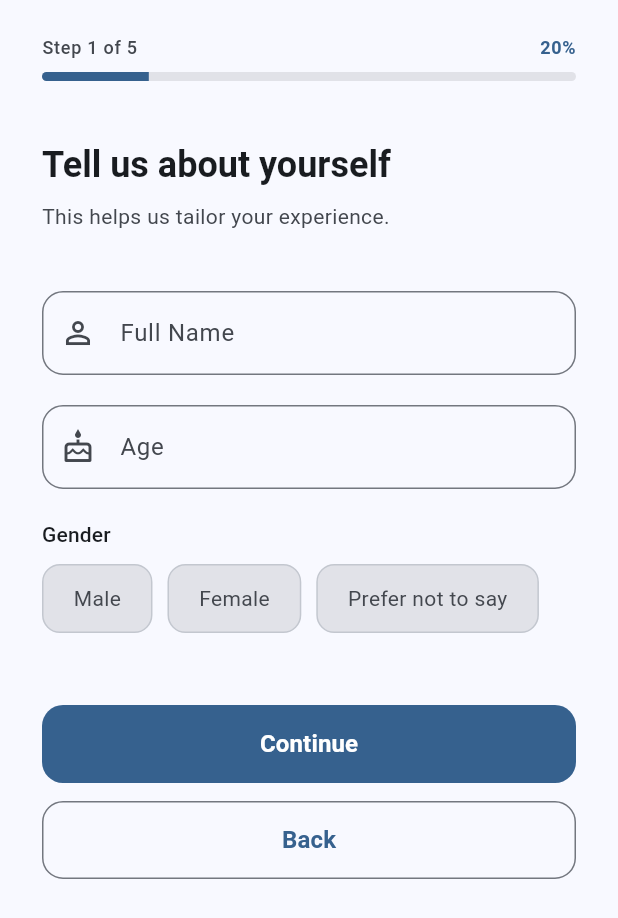
After one commit to SRIGIRI002/FitMotionAI, a Flutter app: the BasicProfileScreen screen opened by its route, after a tap on "Back", after a tap on "Get Started", on a phone screen of 412 x 824 dp. The commit adds this screen. Shown: the top 918 px of the screen. Run offline on Flutter 3.47's test engine with Material 3 defaults, Android fonts, the phone set to English and light mode, and no system bars; our stand-ins replace firebase_auth, firebase_core, go_router; accounts and stored records are empty.

Commit message:
Sprint 3.1: Onboarding foundation and basic profile

```diff
--- a/lib/app/router.dart
+++ b/lib/app/router.dart
@@ -4,8 +4,10 @@ import '../features/auth/presentation/pages/forgot_password_page.dart';
 import '../features/auth/presentation/pages/login_page.dart';
 import '../features/auth/presentation/pages/signup_page.dart';
 import '../features/dashboard/presentation/pages/dashboard_page.dart';
+import '../features/onboarding/presentation/pages/basic_profile_screen.dart';
 import '../features/onboarding/presentation/pages/onboarding_page.dart';
 import '../features/onboarding/presentation/pages/splash_page.dart';
+import '../features/onboarding/presentation/pages/welcome_screen.dart';
 
 final appRouter = GoRouter(
   initialLocation: '/',
@@ -31,6 +33,14 @@ final appRouter = GoRouter(
       builder: (context, state) => const OnboardingPage(),
     ),
     GoRoute(
+      path: '/onboarding/welcome',
+      builder: (context, state) => const WelcomeScreen(),
+    ),
+    GoRoute(
+      path: '/onboarding/profile',
+      builder: (context, state) => const BasicProfileScreen(),
+    ),
+    GoRoute(
       path: '/dashboard',
       builder: (context, state) => const DashboardPage(),
     ),
--- a/lib/features/auth/presentation/pages/login_page.dart
+++ b/lib/features/auth/presentation/pages/login_page.dart
@@ -44,7 +44,7 @@ class _LoginPageState extends State<LoginPage> {
     try {
       await _authController.login(email: email, password: password);
       if (!mounted) return;
-      context.go('/dashboard');
+      context.go('/onboarding/welcome');
     } on FirebaseAuthException catch (e) {
       if (!mounted) return;
       _showSnackBar(AuthController.errorMessageFor(e));
--- /dev/null
+++ b/lib/features/onboarding/presentation/pages/basic_profile_screen.dart
@@ -0,0 +1,331 @@
+import 'package:flutter/material.dart';
+import 'package:flutter/services.dart';
+import 'package:go_router/go_router.dart';
+
+class BasicProfileScreen extends StatefulWidget {
+  const BasicProfileScreen({super.key});
+
+  @override
+  State<BasicProfileScreen> createState() => _BasicProfileScreenState();
+}
+
+class _BasicProfileScreenState extends State<BasicProfileScreen> {
+  final _nameController = TextEditingController();
+  final _ageController = TextEditingController();
+  String? _selectedGender;
+
+  static const _genderOptions = ['Male', 'Female', 'Prefer not to say'];
+
+  @override
+  void dispose() {
+    _nameController.dispose();
+    _ageController.dispose();
+    super.dispose();
+  }
+
+  bool _validate() {
+    final name = _nameController.text.trim();
+    final ageText = _ageController.text.trim();
+
+    if (name.isEmpty) {
+      _showSnackBar('Please enter your full name.');
+      return false;
+    }
+
+    if (ageText.isEmpty) {
+      _showSnackBar('Please enter your age.');
+      return false;
+    }
+
+    final age = int.tryParse(ageText);
+    if (age == null || age < 13 || age > 100) {
+      _showSnackBar('Please enter a valid age between 13 and 100.');
+      return false;
+    }
+
+    if (_selectedGender == null) {
+      _showSnackBar('Please select your gender.');
+      return false;
+    }
+
+    return true;
+  }
+
+  void _handleContinue() {
+    if (!_validate()) return;
+    // Navigate to the next onboarding step or dashboard.
+    // Remaining onboarding steps will be added in future sprints.
+    context.go('/dashboard');
+  }
+
+  void _showSnackBar(String message) {
+    ScaffoldMessenger.of(context).showSnackBar(
+      SnackBar(content: Text(message)),
+    );
+  }
+
+  @override
+  Widget build(BuildContext context) {
+    final colorScheme = Theme.of(context).colorScheme;
+    final textTheme = Theme.of(context).textTheme;
+
+    return Scaffold(
+      body: SafeArea(
+        child: Column(
+          crossAxisAlignment: CrossAxisAlignment.stretch,
+          children: [
+            // ── Progress Bar ─────────────────────────────────────────
+            _ProgressHeader(colorScheme: colorScheme),
+
+            // ── Scrollable content ───────────────────────────────────
+            Expanded(
+              child: SingleChildScrollView(
+                padding: const EdgeInsets.symmetric(
+                  horizontal: 28.0,
+                  vertical: 32.0,
+                ),
+                child: Column(
+                  crossAxisAlignment: CrossAxisAlignment.stretch,
+                  children: [
+                    // ── Title ───────────────────────────────────────
+                    Text(
+                      'Tell us about yourself',
+                      style: textTheme.headlineSmall?.copyWith(
+                        fontWeight: FontWeight.bold,
+                        color: colorScheme.onSurface,
+                      ),
+                    ),
+
+                    const SizedBox(height: 8),
+
+                    Text(
+                      'This helps us tailor your experience.',
+                      style: textTheme.bodyMedium?.copyWith(
+                        color: colorScheme.onSurfaceVariant,
+                      ),
+                    ),
+
+                    const SizedBox(height: 40),
+
+                    // ── Full Name ────────────────────────────────────
+                    TextField(
+                      controller: _nameController,
+                      keyboardType: TextInputType.name,
+                      textInputAction: TextInputAction.next,
+                      textCapitalization: TextCapitalization.words,
+                      decoration: InputDecoration(
+                        labelText: 'Full Name',
+                        hintText: 'John Doe',
+                        prefixIcon: const Icon(Icons.person_outline),
+                        border: OutlineInputBorder(
+                          borderRadius: BorderRadius.circular(14),
+                        ),
+                      ),
+                    ),
+
+                    const SizedBox(height: 20),
+
+                    // ── Age ──────────────────────────────────────────
+                    TextField(
+                      controller: _ageController,
+                      keyboardType: TextInputType.number,
+                      textInputAction: TextInputAction.done,
+                      inputFormatters: [
+                        FilteringTextInputFormatter.digitsOnly,
+                        LengthLimitingTextInputFormatter(3),
+                      ],
+                      decoration: InputDecoration(
+                        labelText: 'Age',
+                        hintText: 'e.g. 25',
+                        prefixIcon: const Icon(Icons.cake_outlined),
+                        border: OutlineInputBorder(
+                          borderRadius: BorderRadius.circular(14),
+                        ),
+                      ),
+                    ),
+
+                    const SizedBox(height: 20),
+
+                    // ── Gender ───────────────────────────────────────
+                    Text(
+                      'Gender',
+                      style: textTheme.labelLarge?.copyWith(
+                        color: colorScheme.onSurface,
+                      ),
+                    ),
+
+                    const SizedBox(height: 10),
+
+                    _GenderSelector(
+                      selectedGender: _selectedGender,
+                      options: _genderOptions,
+                      colorScheme: colorScheme,
+                      textTheme: textTheme,
+                      onChanged: (value) =>
+                          setState(() => _selectedGender = value),
+                    ),
+
+                    const SizedBox(height: 48),
+
+                    // ── Continue Button ──────────────────────────────
+                    FilledButton(
+                      onPressed: _handleContinue,
+                      style: FilledButton.styleFrom(
+                        minimumSize: const Size.fromHeight(52),
+                        shape: RoundedRectangleBorder(
+                          borderRadius: BorderRadius.circular(14),
+                        ),
+                      ),
+                      child: const Text(
+                        'Continue',
+                        style: TextStyle(
+                          fontSize: 16,
+                          fontWeight: FontWeight.w600,
+                        ),
+                      ),
+                    ),
+
+                    const SizedBox(height: 12),
+
+                    // ── Back Button ──────────────────────────────────
+                    OutlinedButton(
+                      onPressed: () => context.go('/onboarding/welcome'),
+                      style: OutlinedButton.styleFrom(
+                        minimumSize: const Size.fromHeight(52),
+                        shape: RoundedRectangleBorder(
+                          borderRadius: BorderRadius.circular(14),
+                        ),
+                      ),
+                      child: const Text(
+                        'Back',
+                        style: TextStyle(
+                          fontSize: 16,
+                          fontWeight: FontWeight.w600,
+                        ),
+                      ),
+                    ),
+
+                    const SizedBox(height: 16),
+                  ],
+                ),
+              ),
+            ),
+          ],
+        ),
+      ),
+    );
+  }
+}
+
+// ─────────────────────────────────────────────────────────────────────────────
+// Progress header (20%)
+// ─────────────────────────────────────────────────────────────────────────────
+class _ProgressHeader extends StatelessWidget {
+  const _ProgressHeader({required this.colorScheme});
+
+  final ColorScheme colorScheme;
+
+  @override
+  Widget build(BuildContext context) {
+    return Padding(
+      padding: const EdgeInsets.fromLTRB(28, 24, 28, 0),
+      child: Column(
+        crossAxisAlignment: CrossAxisAlignment.start,
+        children: [
+          Row(
+            mainAxisAlignment: MainAxisAlignment.spaceBetween,
+            children: [
+              Text(
+                'Step 1 of 5',
+                style: Theme.of(context).textTheme.labelMedium?.copyWith(
+                      color: colorScheme.onSurfaceVariant,
+                    ),
+              ),
+              Text(
+                '20%',
+                style: Theme.of(context).textTheme.labelMedium?.copyWith(
+                      color: colorScheme.primary,
+                      fontWeight: FontWeight.w600,
+                    ),
+              ),
+            ],
+          ),
+          const SizedBox(height: 8),
+          ClipRRect(
+            borderRadius: BorderRadius.circular(8),
+            child: LinearProgressIndicator(
+              value: 0.2,
+              minHeight: 6,
+              backgroundColor: colorScheme.surfaceContainerHighest,
+              valueColor:
+                  AlwaysStoppedAnimation<Color>(colorScheme.primary),
+            ),
+          ),
+          const SizedBox(height: 8),
+        ],
+      ),
+    );
+  }
+}
+
+// ─────────────────────────────────────────────────────────────────────────────
+// Gender selector (segmented-style chip group)
+// ─────────────────────────────────────────────────────────────────────────────
+class _GenderSelector extends StatelessWidget {
+  const _GenderSelector({
+    required this.selectedGender,
+    required this.options,
+    required this.colorScheme,
+    required this.textTheme,
+    required this.onChanged,
+  });
+
+  final String? selectedGender;
+  final List<String> options;
+  final ColorScheme colorScheme;
+  final TextTheme textTheme;
+  final ValueChanged<String> onChanged;
+
+  @override
+  Widget build(BuildContext context) {
+    return Wrap(
+      spacing: 10,
+      runSpacing: 10,
+      children: options.map((option) {
+        final isSelected = selectedGender == option;
+        return GestureDetector(
+          onTap: () => onChanged(option),
+          child: AnimatedContainer(
+            duration: const Duration(milliseconds: 180),
+            padding: const EdgeInsets.symmetric(
+              horizontal: 20,
+              vertical: 12,
+            ),
+            decoration: BoxDecoration(
+              color: isSelected
+                  ? colorScheme.primaryContainer
+                  : colorScheme.surfaceContainerHighest,
+              borderRadius: BorderRadius.circular(12),
+              border: Border.all(
+                color: isSelected
+                    ? colorScheme.primary
+                    : colorScheme.outlineVariant,
+                width: isSelected ? 2 : 1,
+              ),
+            ),
+            child: Text(
+              option,
+              style: textTheme.bodyMedium?.copyWith(
+                color: isSelected
+                    ? colorScheme.onPrimaryContainer
+                    : colorScheme.onSurfaceVariant,
+                fontWeight:
+                    isSelected ? FontWeight.w600 : FontWeight.normal,
+              ),
+            ),
+          ),
+        );
+      }).toList(),
+    );
+  }
+}
--- /dev/null
+++ b/lib/features/onboarding/presentation/pages/welcome_screen.dart
@@ -0,0 +1,89 @@
+import 'package:flutter/material.dart';
+import 'package:go_router/go_router.dart';
+
+class WelcomeScreen extends StatelessWidget {
+  const WelcomeScreen({super.key});
+
+  @override
+  Widget build(BuildContext context) {
+    final colorScheme = Theme.of(context).colorScheme;
+    final textTheme = Theme.of(context).textTheme;
+
+    return Scaffold(
+      body: SafeArea(
+        child: Padding(
+          padding: const EdgeInsets.symmetric(horizontal: 32.0, vertical: 48.0),
+          child: Column(
+            crossAxisAlignment: CrossAxisAlignment.stretch,
+            children: [
+              const Spacer(flex: 2),
+
+              // ── Illustration placeholder ──────────────────────────────
+              Center(
+                child: Container(
+                  width: 180,
+                  height: 180,
+                  decoration: BoxDecoration(
+                    color: colorScheme.primaryContainer,
+                    shape: BoxShape.circle,
+                  ),
+                  child: Icon(
+                    Icons.directions_run_rounded,
+                    size: 96,
+                    color: colorScheme.onPrimaryContainer,
+                  ),
+                ),
+              ),
+
+              const SizedBox(height: 56),
+
+              // ── Title ─────────────────────────────────────────────────
+              Text(
+                'Welcome to FitMotionAI',
+                textAlign: TextAlign.center,
+                style: textTheme.headlineMedium?.copyWith(
+                  fontWeight: FontWeight.bold,
+                  color: colorScheme.onSurface,
+                ),
+              ),
+
+              const SizedBox(height: 16),
+
+              // ── Subtitle ──────────────────────────────────────────────
+              Text(
+                "Let's personalize your fitness journey\nin just a few steps.",
+                textAlign: TextAlign.center,
+                style: textTheme.bodyLarge?.copyWith(
+                  color: colorScheme.onSurfaceVariant,
+                  height: 1.6,
+                ),
+              ),
+
+              const Spacer(flex: 3),
+
+              // ── Get Started Button ────────────────────────────────────
+              FilledButton(
+                onPressed: () => context.go('/onboarding/profile'),
+                style: FilledButton.styleFrom(
+                  minimumSize: const Size.fromHeight(56),
+                  shape: RoundedRectangleBorder(
+                    borderRadius: BorderRadius.circular(16),
+                  ),
+                ),
+                child: const Text(
+                  'Get Started',
+                  style: TextStyle(
+                    fontSize: 17,
+                    fontWeight: FontWeight.w600,
+                  ),
+                ),
+              ),
+
+              const SizedBox(height: 16),
+            ],
+          ),
+        ),
+      ),
+    );
+  }
+}
```
